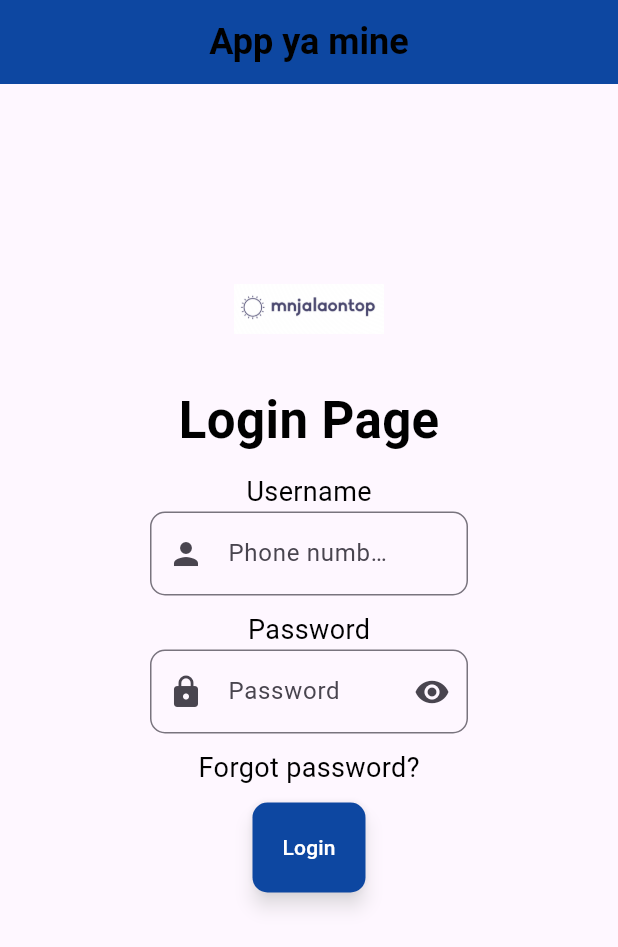
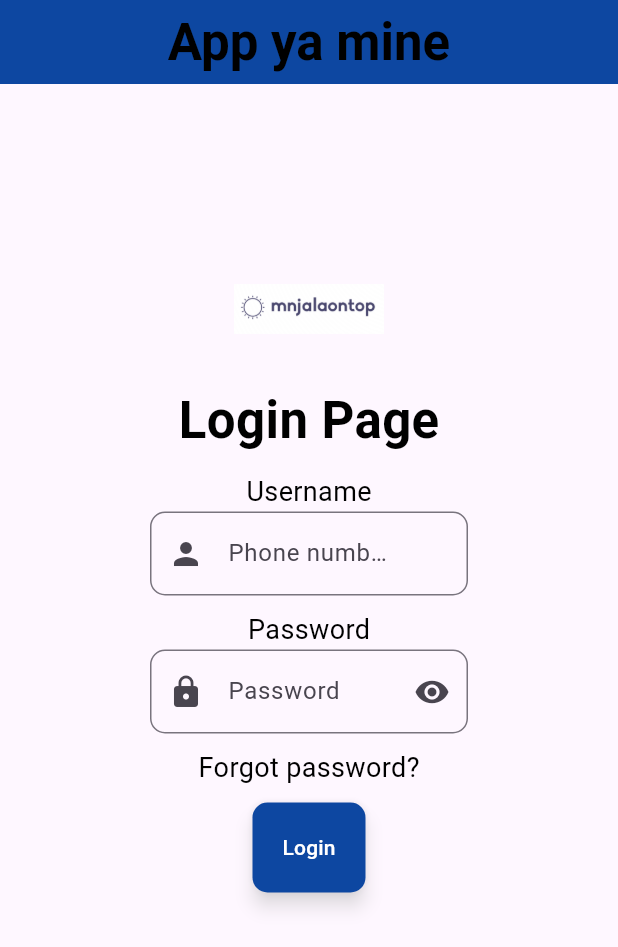
Before and after one commit to eiidoubleyuwes/nimeku-dart-a, a Flutter app: the screen it shows after launch, on a phone screen of 412 x 824 dp. Shown: the top 947 px of the screen. Run offline on Flutter 3.47's test engine with Material 3 defaults, Android fonts, the phone set to English and light mode, and no system bars.

Commit message:
Feat:More styling
Changed the size of the text on the app bar

```diff
--- a/myapp_flutter/lib/main.dart
+++ b/myapp_flutter/lib/main.dart
@@ -26,7 +26,7 @@ class Home extends StatelessWidget {
       foregroundColor: appWhiteColor,
       titleTextStyle: TextStyle(
           color: headercolor,
-          fontSize: 24.0,
+          fontSize: 34.0,
           fontWeight: FontWeight.bold,
       )
     ),
```
